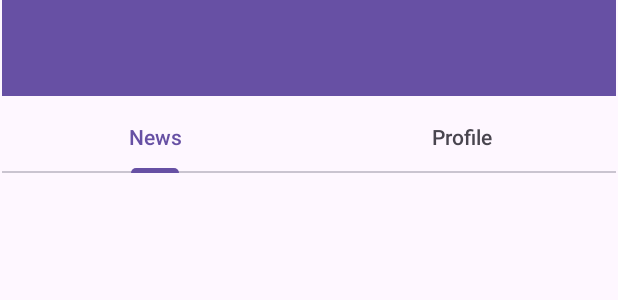
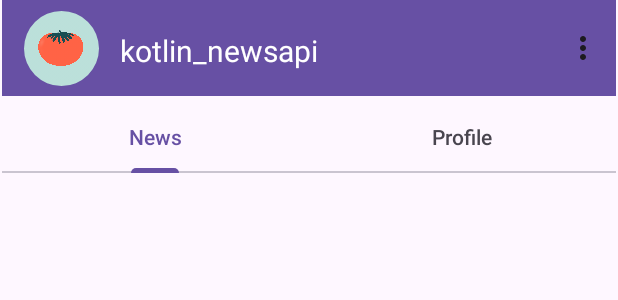
Before and after one commit to bellashrns/kotlin_newsapi, an Android app: the layout activity_home.xml on its own in the app's theme, with its tools: preview values and no code run, on a phone screen of 412 x 824 dp. Shown: the top 300 px of the screen. Run offline under Robolectric (Android 15) with nearby library versions, the phone set to English and light mode, and no system bars.

Commit message:
add Menu (not working)

```diff
--- a/app/src/main/java/com/example/kotlin_newsapi/HomeActivity.kt
+++ b/app/src/main/java/com/example/kotlin_newsapi/HomeActivity.kt
@@ -1,7 +1,10 @@
 package com.example.kotlin_newsapi
 
+import android.content.Intent
 import android.os.Bundle
 import android.util.Log
+import android.view.Menu
+import android.view.MenuItem
 import android.widget.TextView
 import androidx.appcompat.app.AppCompatActivity
 import androidx.recyclerview.widget.LinearLayoutManager
@@ -23,10 +26,33 @@ class HomeActivity : AppCompatActivity() {
         setContentView(R.layout.activity_home)
 
         val name = intent.getStringExtra(name)
-        val resultMessage = findViewById<TextView>(R.id.nameResult)
-        resultMessage.text = getString(R.string.name_result, name)
+
+        val nameIntent = Intent(this, HomeActivity::class.java)
+        nameIntent.putExtra(Profile.name, name)
+        startActivity(nameIntent)
 
         setUpTabs()
+    }
+
+    override fun onCreateOptionsMenu(menu: Menu?): Boolean {
+        menuInflater.inflate(R.menu.menu, menu)
+        return true
+    }
+
+    override fun onOptionsItemSelected(item: MenuItem): Boolean {
+        when (item.getItemId()) {
+            R.id.name_result -> {
+                item.title = getString(R.string.name_result, name)
+                return true
+            }
+            R.id.logout -> {
+                val intent = Intent(this, MainActivity::class.java)
+                startActivity(intent)
+                Log.d(TAG, "Logout")
+                return true
+            }
+        }
+        return super.onOptionsItemSelected(item)
     }
 
     private fun setUpTabs() {
--- a/app/src/main/java/com/example/kotlin_newsapi/Profile.kt
+++ b/app/src/main/java/com/example/kotlin_newsapi/Profile.kt
@@ -14,4 +14,8 @@ class Profile : Fragment() {
         // Inflate the layout for this fragment
         return inflater.inflate(R.layout.fragment_profile, container, false)
     }
+
+    companion object {
+        val name: String? = "name"
+    }
 }
--- /dev/null
+++ b/app/src/main/res/drawable/baseline_logout_24.xml
@@ -0,0 +1,5 @@
+<vector android:autoMirrored="true" android:height="24dp"
+    android:tint="#000000" android:viewportHeight="24"
+    android:viewportWidth="24" android:width="24dp" xmlns:android="http://schemas.android.com/apk/res/android">
+    <path android:fillColor="@android:color/white" android:pathData="M17,7l-1.41,1.41L18.17,11H8v2h10.17l-2.58,2.58L17,17l5,-5zM4,5h8V3H4c-1.1,0 -2,0.9 -2,2v14c0,1.1 0.9,2 2,2h8v-2H4V5z"/>
+</vector>
--- /dev/null
+++ b/app/src/main/res/drawable/baseline_person_24.xml
@@ -0,0 +1,5 @@
+<vector android:height="24dp" android:tint="#000000"
+    android:viewportHeight="24" android:viewportWidth="24"
+    android:width="24dp" xmlns:android="http://schemas.android.com/apk/res/android">
+    <path android:fillColor="@android:color/white" android:pathData="M12,12c2.21,0 4,-1.79 4,-4s-1.79,-4 -4,-4 -4,1.79 -4,4 1.79,4 4,4zM12,14c-2.67,0 -8,1.34 -8,4v2h16v-2c0,-2.66 -5.33,-4 -8,-4z"/>
+</vector>
--- a/app/src/main/res/layout/activity_home.xml
+++ b/app/src/main/res/layout/activity_home.xml
@@ -15,16 +15,33 @@
         android:theme="?attr/actionBarTheme"
         app:layout_constraintEnd_toEndOf="parent"
         app:layout_constraintStart_toStartOf="parent"
-        app:layout_constraintTop_toTopOf="parent" />
+        app:layout_constraintTop_toTopOf="parent"
+        app:menu="@menu/menu" />
 
     <TextView
-        android:id="@+id/nameResult"
-        android:layout_width="290dp"
-        android:layout_height="29dp"
+        android:id="@+id/appName"
+        android:layout_width="217dp"
+        android:layout_height="26dp"
+        android:text="@string/app_name"
+        android:textColor="@color/white"
+        android:textSize="20sp"
         app:layout_constraintBottom_toBottomOf="@+id/toolbar"
         app:layout_constraintEnd_toEndOf="@+id/toolbar"
+        app:layout_constraintHorizontal_bias="0.11"
+        app:layout_constraintStart_toEndOf="@+id/imageView"
+        app:layout_constraintTop_toTopOf="parent"
+        app:layout_constraintVertical_bias="0.533" />
+
+    <com.google.android.material.imageview.ShapeableImageView
+        android:id="@+id/imageView"
+        android:layout_width="50dp"
+        android:layout_height="50dp"
+        android:layout_marginStart="16dp"
+        android:src="@drawable/tomato"
+        app:layout_constraintBottom_toBottomOf="@+id/toolbar"
         app:layout_constraintStart_toStartOf="parent"
-        app:layout_constraintTop_toTopOf="parent" />
+        app:layout_constraintTop_toTopOf="parent"
+        app:shapeAppearanceOverlay="@style/profile_img" />
 
     <com.google.android.material.tabs.TabLayout
         android:id="@+id/tabLayout"
--- a/app/src/main/res/layout/activity_main.xml
+++ b/app/src/main/res/layout/activity_main.xml
@@ -1,10 +1,11 @@
 <?xml version="1.0" encoding="utf-8"?>
-<androidx.constraintlayout.widget.ConstraintLayout xmlns:android="http://schemas.android.com/apk/res/android"
+<androidx.constraintlayout.widget.ConstraintLayout
+    xmlns:android="http://schemas.android.com/apk/res/android"
     xmlns:app="http://schemas.android.com/apk/res-auto"
     xmlns:tools="http://schemas.android.com/tools"
     android:layout_width="match_parent"
     android:layout_height="match_parent"
-    tools:context=".MainActivity">
+    tools:context=".MainActivity" >
 
     <TextView
         android:id="@+id/appName"
--- /dev/null
+++ b/app/src/main/res/menu/menu.xml
@@ -0,0 +1,16 @@
+<?xml version="1.0" encoding="utf-8"?>
+<menu
+    xmlns:android="http://schemas.android.com/apk/res/android"
+    xmlns:app="http://schemas.android.com/apk/res-auto">
+
+    <item
+        android:id="@+id/name_result"
+        android:icon="@drawable/baseline_person_24"
+        android:title="@string/name_result" />
+
+    <item
+        android:id="@+id/logout"
+        android:title="@string/logoutButton"
+        android:icon="@drawable/baseline_logout_24" />
+
+</menu>
--- a/app/src/main/res/values/strings.xml
+++ b/app/src/main/res/values/strings.xml
@@ -10,4 +10,5 @@
     <string name="name_input_empty">Name cannot be empty</string>
     <string name="name_result">Hello, %s</string>
     <string name="name">Bella Saharani Sopyan</string>
+    <string name="logoutButton">Logout</string>
 </resources>
```
